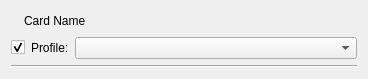
Old version of the form src/cardwidget.ui in the repository lxqt/pavucontrol-qt.
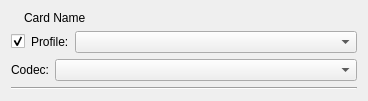
New version of the form.

Commit message: Implement Bluetooth codec selection and UI integration

The edit to the form file:
```diff
--- a/src/cardwidget.ui
+++ b/src/cardwidget.ui
@@ -53,6 +53,34 @@
      </item>
     </layout>
    </item>
+   <item>
+    <widget class="QWidget" name="codecBox" native="true">
+     <layout class="QHBoxLayout" name="codecHLayout" stretch="0,1">
+      <property name="leftMargin">
+       <number>0</number>
+      </property>
+      <property name="topMargin">
+       <number>0</number>
+      </property>
+      <property name="rightMargin">
+       <number>0</number>
+      </property>
+      <property name="bottomMargin">
+       <number>0</number>
+      </property>
+      <item>
+       <widget class="QLabel" name="codecLabel">
+        <property name="text">
+         <string>Codec:</string>
+        </property>
+       </widget>
+      </item>
+      <item>
+       <widget class="QComboBox" name="codecList"/>
+      </item>
+     </layout>
+    </widget>
+   </item>
    <item>
     <widget class="Line" name="line">
      <property name="orientation">
```
The commit also changes 6 other files.
